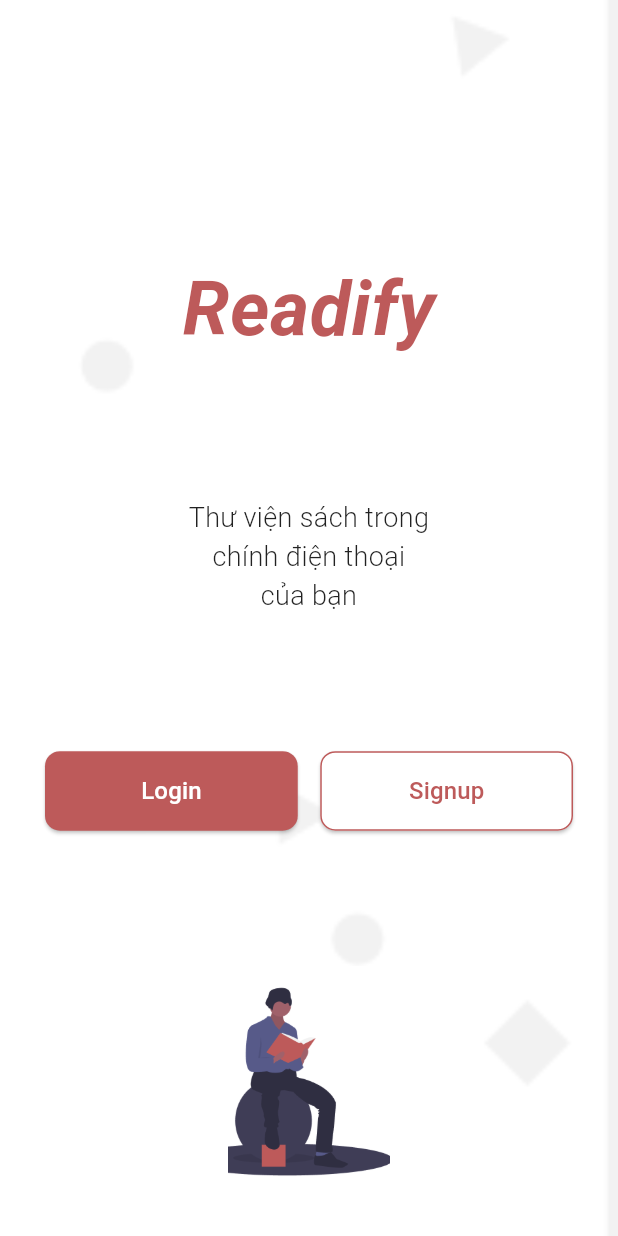
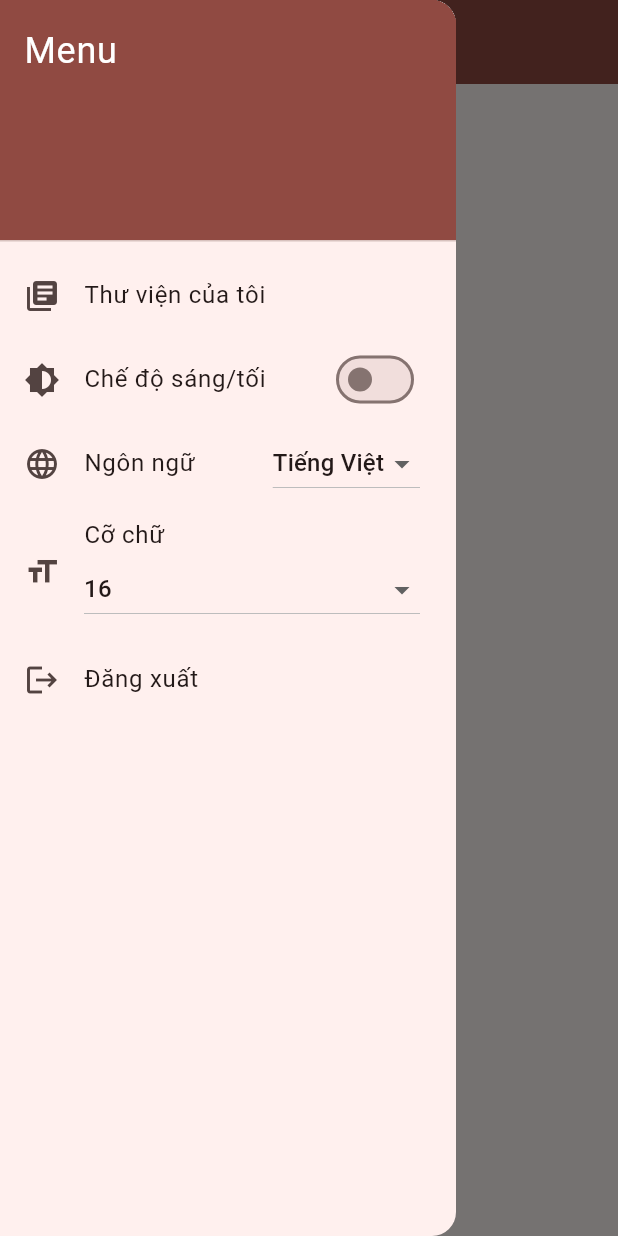
Before and after one commit to LePhungPhong/Readify, a Flutter app: the screen it shows after launch, with the side drawer open (before the commit the screen has no drawer), on a phone screen of 412 x 824 dp. Run offline on Flutter 3.47's test engine with Material 3 defaults, Android fonts, the phone set to English and light mode, and no system bars; our stand-ins replace google_fonts, sqflite; accounts and stored records are empty.

Commit message:
Add files via upload

```diff
--- a/lib/main.dart
+++ b/lib/main.dart
@@ -1,26 +1,194 @@
 import 'package:flutter/material.dart';
-import 'package:readify/views/signIn_signUp/SplashScreen.dart';
-import 'package:readify/views/signIn_signUp/Login_Signup.dart';
-import 'package:readify/views/signIn_signUp/Register.dart';
-import 'package:readify/views/signIn_signUp/Login.dart';
+import 'settings/my_library.dart';
 
 void main() {
   runApp(MyApp());
 }
 
+// Các giá trị toàn cục để quản lý trạng thái
+final ValueNotifier<ThemeMode> themeNotifier = ValueNotifier(ThemeMode.light);
+final ValueNotifier<String> languageNotifier = ValueNotifier('Tiếng Việt');
+final ValueNotifier<double> fontSizeNotifier = ValueNotifier(16.0);
+
+TextStyle textStyle(BuildContext context) {
+  return TextStyle(fontSize: fontSizeNotifier.value);
+}
+
 class MyApp extends StatelessWidget {
+  const MyApp({super.key});
+
   @override
   Widget build(BuildContext context) {
-    return MaterialApp(
-      debugShowCheckedModeBanner: false,
-      title: 'Readify',
-      initialRoute: '/',
-      routes: {
-        '/': (context) => SplashScreen(),
-        '/Login_Signup': (context) => LoginSignup(),
-        '/Register': (context) => Register(),
-        '/Login': (context) => Login(),
+    return ValueListenableBuilder<ThemeMode>(
+      valueListenable: themeNotifier,
+      builder: (context, currentTheme, _) {
+        return MaterialApp(
+          title: 'Readify',
+          debugShowCheckedModeBanner: false,
+          theme: ThemeData(
+            useMaterial3: true,
+            colorSchemeSeed: Colors.red,
+            brightness: Brightness.light,
+          ),
+          darkTheme: ThemeData(
+            useMaterial3: true,
+            colorSchemeSeed: Colors.red,
+            brightness: Brightness.dark,
+          ),
+          themeMode: currentTheme,
+          home: const HomePage(),
+        );
       },
     );
   }
 }
+
+class HomePage extends StatelessWidget {
+  const HomePage({super.key});
+
+  @override
+  Widget build(BuildContext context) {
+    return Scaffold(
+      appBar: _buildAppBar(context),
+      drawer: _buildDrawer(context),
+      body: _buildBody(),
+    );
+  }
+
+  AppBar _buildAppBar(BuildContext context) {
+    return AppBar(
+      title: const Text('Readify'),
+      centerTitle: true,
+      backgroundColor: Theme.of(context).colorScheme.primary,
+      foregroundColor: Colors.white,
+    );
+  }
+
+  Drawer _buildDrawer(BuildContext context) {
+    return Drawer(
+      child: ListView(
+        padding: EdgeInsets.zero,
+        children: [
+          _buildDrawerHeader(context),
+          _buildLibraryTile(context),
+          _buildThemeSwitchTile(),
+          _buildLanguageDropdownTile(),
+          _buildFontSizeDropdownTile(),
+          _buildLogoutTile(context),
+        ],
+      ),
+    );
+  }
+
+  DrawerHeader _buildDrawerHeader(BuildContext context) {
+    return DrawerHeader(
+      decoration: BoxDecoration(color: Theme.of(context).colorScheme.primary),
+      child: const Text(
+        'Menu',
+        style: TextStyle(color: Colors.white, fontSize: 24),
+      ),
+    );
+  }
+
+  ListTile _buildLibraryTile(BuildContext context) {
+    return ListTile(
+      leading: const Icon(Icons.library_books),
+      title: const Text('Thư viện của tôi'),
+      onTap: () {
+        Navigator.push(
+          context,
+          MaterialPageRoute(builder: (context) => const MyLibraryPage()),
+        );
+      },
+    );
+  }
+
+  ListTile _buildThemeSwitchTile() {
+    return ListTile(
+      leading: const Icon(Icons.brightness_6),
+      title: const Text('Chế độ sáng/tối'),
+      trailing: Switch(
+        value: themeNotifier.value == ThemeMode.dark,
+        onChanged: (value) {
+          themeNotifier.value = value ? ThemeMode.dark : ThemeMode.light;
+        },
+      ),
+    );
+  }
+
+  ListTile _buildLanguageDropdownTile() {
+    return ListTile(
+      leading: const Icon(Icons.language),
+      title: const Text('Ngôn ngữ'),
+      trailing: ValueListenableBuilder<String>(
+        valueListenable: languageNotifier,
+        builder: (context, currentLanguage, _) {
+          return DropdownButton<String>(
+            value: currentLanguage,
+            items: const [
+              DropdownMenuItem(value: 'Tiếng Việt', child: Text('Tiếng Việt')),
+              DropdownMenuItem(value: 'English', child: Text('English')),
+            ],
+            onChanged: (value) {
+              if (value != null) {
+                languageNotifier.value = value;
+              }
+            },
+          );
+        },
+      ),
+    );
+  }
+
+  ListTile _buildFontSizeDropdownTile() {
+    return ListTile(
+      leading: const Icon(Icons.format_size),
+      title: const Text('Cỡ chữ'),
+      subtitle: ValueListenableBuilder<double>(
+        valueListenable: fontSizeNotifier,
+        builder: (context, currentFontSize, _) {
+          return DropdownButton<double>(
+            value: currentFontSize,
+            isExpanded: true,
+            items: const [
+              DropdownMenuItem(value: 12.0, child: Text('12')),
+              DropdownMenuItem(value: 14.0, child: Text('14')),
+              DropdownMenuItem(value: 16.0, child: Text('16')),
+              DropdownMenuItem(value: 18.0, child: Text('18')),
+              DropdownMenuItem(value: 20.0, child: Text('20')),
+              DropdownMenuItem(value: 24.0, child: Text('24')),
+              DropdownMenuItem(value: 28.0, child: Text('28')),
+            ],
+            onChanged: (value) {
+              if (value != null) fontSizeNotifier.value = value;
+            },
+          );
+        },
+      ),
+    );
+  }
+
+  ListTile _buildLogoutTile(BuildContext context) {
+    return ListTile(
+      leading: const Icon(Icons.logout),
+      title: const Text('Đăng xuất'),
+      onTap: () {
+        Navigator.pop(context); // Đóng Drawer
+      },
+    );
+  }
+
+  Widget _buildBody() {
+    return Center(
+      child: ValueListenableBuilder<double>(
+        valueListenable: fontSizeNotifier,
+        builder: (context, currentFontSize, _) {
+          return Text(
+            'Nội dung chính',
+            style: TextStyle(fontSize: currentFontSize),
+          );
+        },
+      ),
+    );
+  }
+}
```
